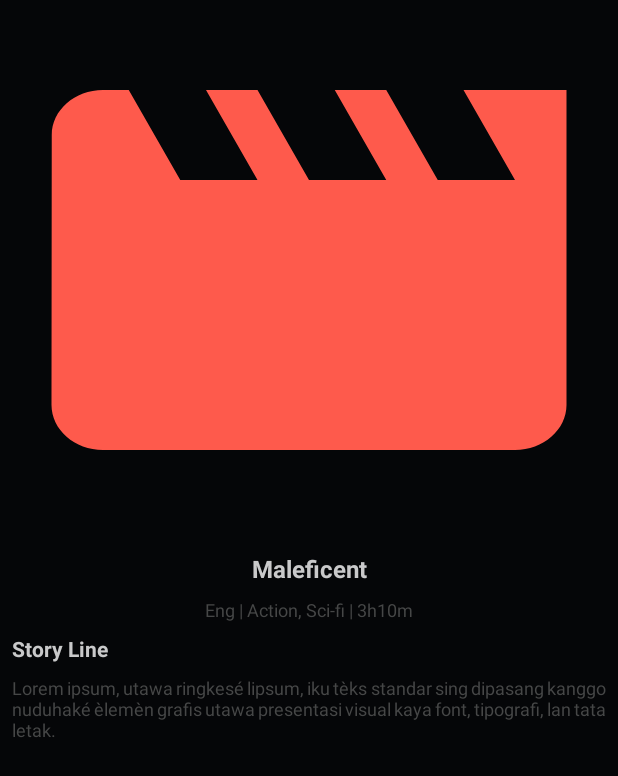
After one commit to alpine12/MovieGalleryShow, an Android app: the layout fragment_detail_movie.xml on its own in the app's theme, with its tools: preview values and no code run, on a phone screen of 412 x 824 dp. The commit adds this screen. Shown: the top 776 px of the screen. Run offline under Robolectric (Android 15) with nearby library versions, the phone set to English and light mode, and no system bars.

Commit message:
layout movie

```diff
--- /dev/null
+++ b/app/src/main/java/com/alpine12/moviegaleryshow/ui/detailmovie/DetailMovieFragment.kt
@@ -0,0 +1,17 @@
+package com.alpine12.moviegaleryshow.ui.detailmovie
+
+import android.os.Bundle
+import android.view.View
+import androidx.fragment.app.Fragment
+import com.alpine12.moviegaleryshow.R
+import com.alpine12.moviegaleryshow.databinding.FragmentDetailMovieBinding
+
+class DetailMovieFragment : Fragment(R.layout.fragment_detail_movie) {
+    private lateinit var binding: FragmentDetailMovieBinding
+
+    override fun onViewCreated(view: View, savedInstanceState: Bundle?) {
+        super.onViewCreated(view, savedInstanceState)
+        binding = FragmentDetailMovieBinding.bind(view)
+
+    }
+}
--- /dev/null
+++ b/app/src/main/res/layout/fragment_detail_movie.xml
@@ -0,0 +1,78 @@
+<?xml version="1.0" encoding="utf-8"?>
+<androidx.constraintlayout.widget.ConstraintLayout xmlns:android="http://schemas.android.com/apk/res/android"
+    xmlns:app="http://schemas.android.com/apk/res-auto"
+    android:layout_width="match_parent"
+    android:background="@color/background_black"
+    android:layout_height="match_parent"
+    xmlns:tools="http://schemas.android.com/tools">
+
+    <ImageView
+        android:id="@+id/imageView2"
+        android:layout_width="match_parent"
+        android:layout_height="360dp"
+        android:adjustViewBounds="true"
+        android:scaleType="fitXY"
+        app:layout_constraintEnd_toEndOf="parent"
+        app:layout_constraintStart_toStartOf="parent"
+        app:layout_constraintTop_toTopOf="parent"
+        app:tint="@color/orange"
+        tools:src="@drawable/ic_movie_nav" />
+
+    <TextView
+        android:id="@+id/tv_title_movie"
+        android:layout_width="wrap_content"
+        android:layout_height="wrap_content"
+        android:layout_marginTop="8dp"
+        android:textColor="@color/title_text"
+        android:textSize="16sp"
+        android:textStyle="bold"
+        app:layout_constraintEnd_toEndOf="parent"
+        app:layout_constraintStart_toStartOf="parent"
+        app:layout_constraintTop_toBottomOf="@+id/imageView2"
+        tools:text="@string/title_movie_text" />
+
+    <TextView
+        android:id="@+id/tv_genre_movie"
+        android:layout_width="wrap_content"
+        android:layout_height="wrap_content"
+        android:layout_marginStart="8dp"
+        android:layout_marginTop="8dp"
+        android:layout_marginEnd="8dp"
+        android:textColor="@color/text_suggestion"
+        android:textSize="12sp"
+        app:layout_constraintEnd_toEndOf="parent"
+        app:layout_constraintStart_toStartOf="parent"
+        app:layout_constraintTop_toBottomOf="@+id/tv_title_movie"
+        tools:text="@string/genre_movie_text" />
+
+    <TextView
+        android:id="@+id/textView4"
+        android:layout_width="wrap_content"
+        android:layout_height="wrap_content"
+        android:layout_marginStart="8dp"
+        android:layout_marginTop="8dp"
+        android:textColor="@color/title_text"
+        android:textSize="14sp"
+        android:textStyle="bold"
+        app:layout_constraintEnd_toEndOf="parent"
+        app:layout_constraintHorizontal_bias="0.0"
+        app:layout_constraintStart_toStartOf="parent"
+        app:layout_constraintTop_toBottomOf="@+id/tv_genre_movie"
+        tools:text="@string/story_line_text" />
+
+    <TextView
+        android:id="@+id/tv_desc_story_line"
+        android:layout_width="match_parent"
+        android:layout_height="wrap_content"
+        android:layout_marginStart="8dp"
+        android:layout_marginTop="8dp"
+        android:layout_marginEnd="8dp"
+        android:justificationMode="inter_word"
+        android:textColor="@color/text_suggestion"
+        android:textSize="12sp"
+        app:layout_constraintEnd_toEndOf="parent"
+        app:layout_constraintStart_toStartOf="@+id/textView4"
+        app:layout_constraintTop_toBottomOf="@+id/textView4"
+        tools:text="@string/lorem_ipsum_text" />
+
+</androidx.constraintlayout.widget.ConstraintLayout>
--- a/app/src/main/res/values/strings.xml
+++ b/app/src/main/res/values/strings.xml
@@ -9,4 +9,8 @@
     <string name="see_all_text">See all</string>
     <string name="rating_text">rating</string>
     <string name="you_may_like_text">You may like</string>
+    <string name="genre_movie_text">Eng | Action, Sci-fi | 3h10m</string>
+    <string name="title_movie_text">Maleficent</string>
+    <string name="story_line_text">Story Line</string>
+    <string name="lorem_ipsum_text">Lorem ipsum, utawa ringkesé lipsum, iku tèks standar sing dipasang kanggo nuduhaké èlemèn grafis utawa presentasi visual kaya font, tipografi, lan tata letak.</string>
 </resources>
```
